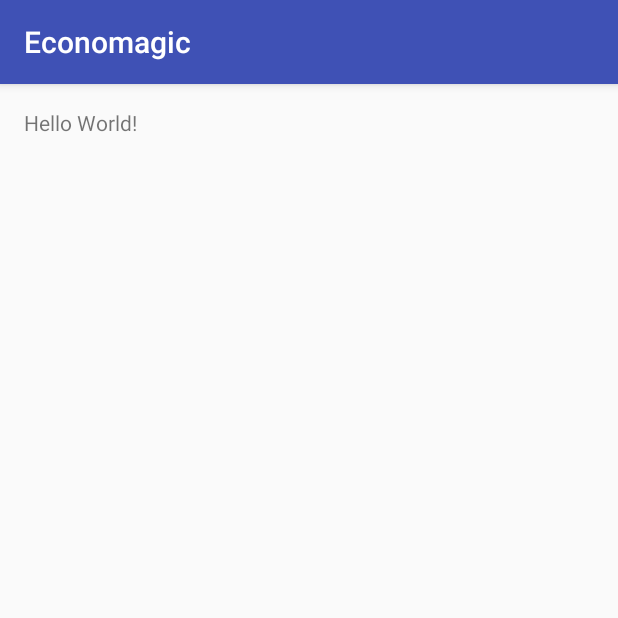
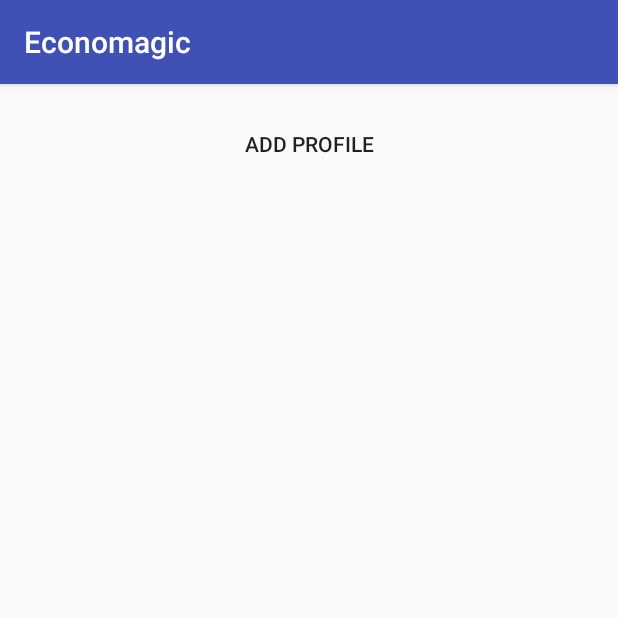
Before and after one commit to NanoTomato/economagic, an Android app: the screen it shows after launch (MainActivity), on a phone screen of 412 x 824 dp, the top half of it. Run offline under Robolectric (Android 15) with nearby library versions, the phone set to English and light mode, and no system bars.

Commit message:
Added some profile control stuff

```diff
--- a/app/build.gradle
+++ b/app/build.gradle
@@ -25,5 +25,6 @@ dependencies {
         exclude group: 'com.android.support', module: 'support-annotations'
     })
     compile 'com.android.support:appcompat-v7:25.0.1'
+    compile 'com.android.support:design:25.0.1'
     testCompile 'junit:junit:4.12'
 }
--- a/app/src/main/java/com/economagic/MainActivity.java
+++ b/app/src/main/java/com/economagic/MainActivity.java
@@ -1,13 +1,75 @@
 package com.economagic;
 
+import android.content.Intent;
 import android.support.v7.app.AppCompatActivity;
 import android.os.Bundle;
+import android.view.View;
+import android.widget.Button;
+import android.widget.LinearLayout;
+
+import java.io.BufferedReader;
+import java.io.FileReader;
+import java.io.IOException;
+import java.util.HashSet;
+import java.util.Set;
 
 public class MainActivity extends AppCompatActivity {
+
+    public static final String USERNAME = "com.economagic.USERNAME";
+    public static final String GLOBAL_SETTINGS_FILENAME = "global_settings.xml";
+
+    private static HashSet<String> users = new HashSet<>();
+
+    public static Set<String> getUsers() {
+        return users;
+    }
+
+    public void addUser(final String userName) {
+        LinearLayout ll = (LinearLayout) findViewById(R.id.profiles_layout);
+        users.add(userName);
+        Button profileButton = new Button(this);
+        profileButton.setText(userName);
+        profileButton.setOnClickListener(new View.OnClickListener() {
+
+            @Override
+            public void onClick(View view) {
+                Intent profilePage = new Intent(MainActivity.this, MainUserActivity.class);
+                profilePage.putExtra(USERNAME, userName);
+                startActivity(profilePage);
+            }
+        });
+        ll.addView(profileButton, 0);
+    }
 
     @Override
     protected void onCreate(Bundle savedInstanceState) {
         super.onCreate(savedInstanceState);
         setContentView(R.layout.activity_main);
+        Button addUser = (Button) findViewById(R.id.button);
+        addUser.setOnClickListener(new View.OnClickListener() {
+            @Override
+            public void onClick(View view) {
+                Intent createProfilePage = new Intent(MainActivity.this, CreateUserActivity.class);
+                startActivity(createProfilePage);
+            }
+        });
+    }
+
+    @Override
+    protected void onResume() {
+        super.onResume();
+        try {
+            BufferedReader br = new BufferedReader(
+                    new FileReader(getFilesDir() + CreateUserActivity.USERS_FILE)
+            );
+            String user = br.readLine();
+            while(user != null) {
+                String userName = user.substring(0, user.indexOf(';'));
+                if (!users.contains(userName)) addUser(userName);
+                user = br.readLine();
+            }
+        } catch (IOException e) {
+
+        }
     }
 }
--- a/app/src/main/res/layout/activity_main.xml
+++ b/app/src/main/res/layout/activity_main.xml
@@ -2,7 +2,7 @@
 <RelativeLayout xmlns:android="http://schemas.android.com/apk/res/android"
     xmlns:tools="http://schemas.android.com/tools"
     android:id="@+id/activity_main"
-    android:layout_width="match_parent"
+    android:layout_width="wrap_content"
     android:layout_height="match_parent"
     android:paddingBottom="@dimen/activity_vertical_margin"
     android:paddingLeft="@dimen/activity_horizontal_margin"
@@ -10,8 +10,25 @@
     android:paddingTop="@dimen/activity_vertical_margin"
     tools:context="com.economagic.MainActivity">
 
-    <TextView
-        android:layout_width="wrap_content"
-        android:layout_height="wrap_content"
-        android:text="Hello World!" />
+    <ScrollView
+        android:layout_width="match_parent"
+        android:layout_height="match_parent"
+        android:layout_alignParentTop="true"
+        android:layout_alignParentLeft="true"
+        android:layout_alignParentStart="true">
+
+        <LinearLayout
+            android:layout_width="match_parent"
+            android:layout_height="wrap_content"
+            android:orientation="vertical"
+            android:id="@+id/profiles_layout">
+
+            <Button
+                android:text="@string/add_profile_button_label"
+                android:layout_width="match_parent"
+                android:layout_height="wrap_content"
+                android:id="@+id/button"
+                style="@style/Widget.AppCompat.Button.Borderless" />
+        </LinearLayout>
+    </ScrollView>
 </RelativeLayout>
--- a/build.gradle
+++ b/build.gradle
@@ -5,7 +5,7 @@ buildscript {
         jcenter()
     }
     dependencies {
-        classpath 'com.android.tools.build:gradle:2.2.2'
+        classpath 'com.android.tools.build:gradle:2.2.3'
 
         // NOTE: Do not place your application dependencies here; they belong
         // in the individual module build.gradle files
```
Also changed, not shown: app/src/main/AndroidManifest.xml (+7 -0 lines), app/src/main/java/com/economagic/CreateUserActivity.java (added, +47 -0 lines), app/src/main/java/com/economagic/MainUserActivity.java (added, +20 -0 lines), app/src/main/res/layout/activity_create_user.xml (added, +60 -0 lines), app/src/main/res/layout/activity_main_user.xml (added, +18 -0 lines), app/src/main/res/values/strings.xml (+16 -0 lines).
